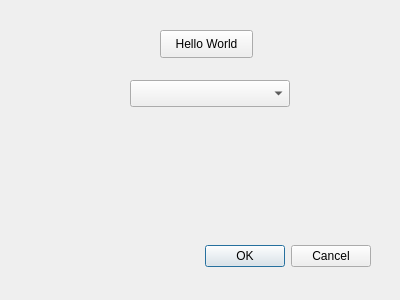
tuskjant/OSMEditorForRouting, file osm_routing_editor_dialog_base.ui: the form before one commit.
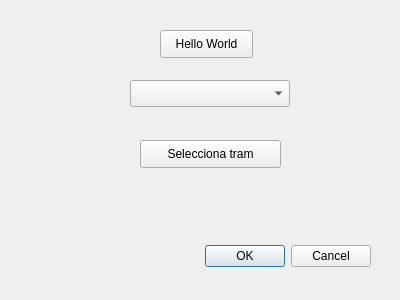
The form after the commit. Custom widgets are drawn as their Qt base class.

Commit message: added functionality select feature

The edit to the form file:
```diff
--- a/osm_routing_editor_dialog_base.ui
+++ b/osm_routing_editor_dialog_base.ui
@@ -52,6 +52,19 @@
     </rect>
    </property>
   </widget>
+  <widget class="QPushButton" name="pushButtonSelectTram">
+   <property name="geometry">
+    <rect>
+     <x>140</x>
+     <y>140</y>
+     <width>141</width>
+     <height>28</height>
+    </rect>
+   </property>
+   <property name="text">
+    <string>Selecciona tram</string>
+   </property>
+  </widget>
  </widget>
  <customwidgets>
   <customwidget>
```
The commit also changes 4 other files.
